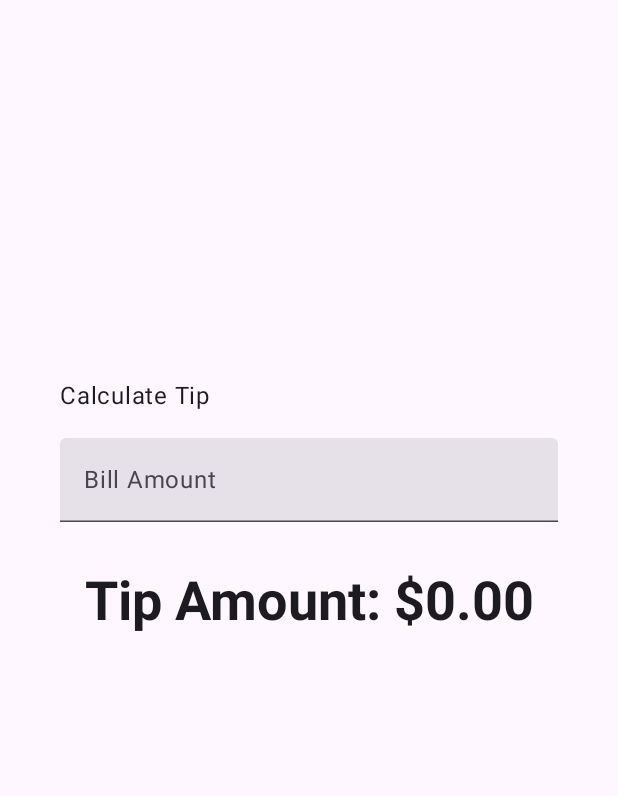
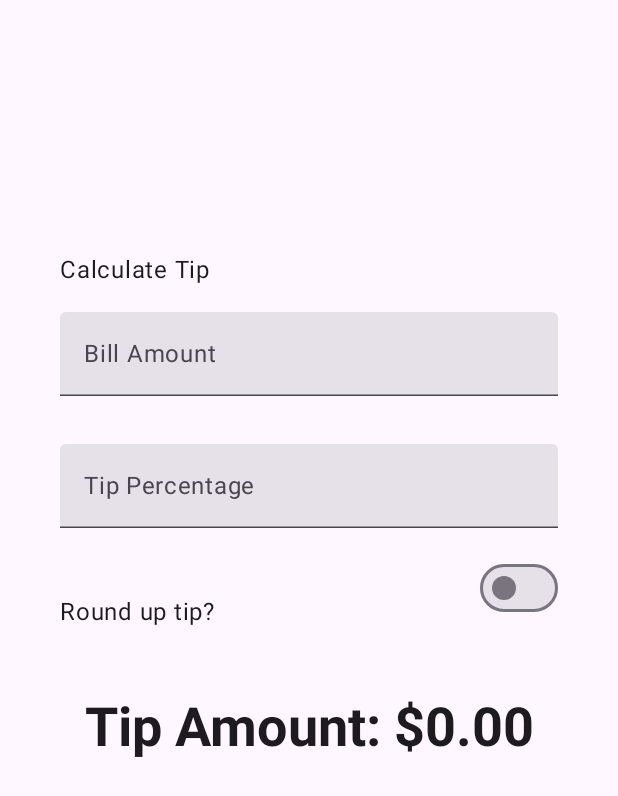
Before and after one commit to JohannTML07/ProgramacionMovil1, an Android app built with Jetpack Compose: the screen it shows after launch (MainActivity), on a phone screen of 412 x 824 dp. Shown: the top 796 px of the screen. Run offline under Robolectric (Android 15) with nearby library versions, the phone set to English and light mode, and no system bars.

Commit message:
Actualización para redondear la propina

```diff
--- a/TipCalculator/app/src/main/java/com/example/tiptime/MainActivity.kt
+++ b/TipCalculator/app/src/main/java/com/example/tiptime/MainActivity.kt
@@ -19,6 +19,7 @@ import android.annotation.SuppressLint
 import android.os.Bundle
 import androidx.activity.ComponentActivity
 import androidx.activity.compose.setContent
+import androidx.annotation.StringRes
 import androidx.compose.foundation.layout.Arrangement
 import androidx.compose.foundation.layout.Column
 import androidx.compose.foundation.layout.Spacer
@@ -44,7 +45,12 @@ import androidx.compose.runtime.remember
 import androidx.compose.runtime.getValue
 import androidx.compose.runtime.setValue
 import androidx.compose.foundation.text.KeyboardOptions
+import androidx.compose.ui.text.input.ImeAction
 import androidx.compose.ui.text.input.KeyboardType
+import androidx.compose.foundation.layout.Row
+import androidx.compose.foundation.layout.size
+import androidx.compose.foundation.layout.wrapContentWidth
+import androidx.compose.material3.Switch
 
 class MainActivity : ComponentActivity() {
     override fun onCreate(savedInstanceState: Bundle?) {
@@ -65,9 +71,13 @@ class MainActivity : ComponentActivity() {
 
 @Composable
 fun TipTimeLayout() {
-    var amountInput by remember { mutableStateOf("") } /*variable mutable*/
+    var amountInput by remember { mutableStateOf("") }
+    var tipInput by remember { mutableStateOf("") }
     val amount = amountInput.toDoubleOrNull() ?: 0.0
-    val tip = calculateTip(amount)
+    val tipPercent = tipInput.toDoubleOrNull() ?: 0.0
+    var roundUp by remember { mutableStateOf(false) }
+
+    val tip = calculateTip(amount, tipPercent, roundUp)
     Column(
         modifier = Modifier.padding(40.dp),
         horizontalAlignment = Alignment.CenterHorizontally,
@@ -80,11 +90,31 @@ fun TipTimeLayout() {
                 .align(alignment = Alignment.Start)
         )
         EditNumberField(
+            label = R.string.bill_amount,
+            keyboardOptions = KeyboardOptions.Default.copy(
+                keyboardType = KeyboardType.Number,
+                imeAction = ImeAction.Next),
             value = amountInput,
-            onValueChange = { amountInput = it },
+            onValueChanged = { amountInput = it },
             modifier = Modifier
                 .padding(bottom = 32.dp)
                 .fillMaxWidth()
+        )
+        EditNumberField(
+            label = R.string.how_was_the_service,
+            keyboardOptions = KeyboardOptions.Default.copy(
+                keyboardType = KeyboardType.Number,
+                imeAction = ImeAction.Done),
+            value = tipInput,
+            onValueChanged = { tipInput = it },
+            modifier = Modifier
+                .padding(bottom = 32.dp)
+                .fillMaxWidth()
+        )
+        RoundTheTipRow(
+            roundUp = roundUp,
+            onRoundUpChanged = { roundUp = it },
+            modifier = Modifier.padding(bottom = 32.dp)
         )
         Text(
             text = stringResource(R.string.tip_amount, tip),
@@ -95,17 +125,40 @@ fun TipTimeLayout() {
 }
 
 @Composable
-fun EditNumberField(value: String,
-                    onValueChange: (String) -> Unit,
+fun EditNumberField(@StringRes label: Int,
+                    keyboardOptions: KeyboardOptions,
+                    value: String,
+                    onValueChanged: (String) -> Unit,
                     modifier: Modifier = Modifier) {
     TextField(
         value = value,
-        onValueChange = onValueChange,
-        label = { Text(stringResource(R.string.bill_amount)) },
+        onValueChange = onValueChanged,
+        label = { Text(stringResource(label)) },
         singleLine = true,
-        keyboardOptions = KeyboardOptions(keyboardType = KeyboardType.Number),
+        modifier = modifier,
+        keyboardOptions = keyboardOptions
+    )
+}
+
+@Composable
+fun RoundTheTipRow(roundUp: Boolean,
+                   onRoundUpChanged: (Boolean) -> Unit,
+                   modifier: Modifier = Modifier) {
+    Row(
         modifier = modifier
-    )
+            .fillMaxWidth()
+            .size(48.dp),
+        verticalAlignment = Alignment.CenterVertically
+    ) {
+        Text(text = stringResource(R.string.round_up_tip))
+        Switch(
+            modifier = modifier
+                .fillMaxWidth()
+                .wrapContentWidth(Alignment.End),
+            checked = roundUp,
+            onCheckedChange = onRoundUpChanged,
+        )
+    }
 }
 
 /**
@@ -113,8 +166,12 @@ fun EditNumberField(value: String,
  * according to the local currency.
  * Example would be "$10.00".
  */
-private fun calculateTip(amount: Double, tipPercent: Double = 15.0): String {
-    val tip = tipPercent / 100 * amount
+private fun calculateTip(amount: Double, tipPercent: Double = 15.0,
+                         roundUp: Boolean): String {
+    var tip = tipPercent / 100 * amount
+    if(roundUp){
+        tip = kotlin.math.ceil(tip)
+    }
     return NumberFormat.getCurrencyInstance().format(tip)
 }
 
--- a/TipCalculator/app/src/main/res/values/strings.xml
+++ b/TipCalculator/app/src/main/res/values/strings.xml
@@ -19,4 +19,6 @@
     <string name="calculate_tip">Calculate Tip</string>
     <string name="bill_amount">Bill Amount</string>
     <string name="tip_amount">Tip Amount: %s</string>
+    <string name="how_was_the_service">Tip Percentage</string>
+    <string name="round_up_tip">Round up tip?</string>
 </resources>
```
